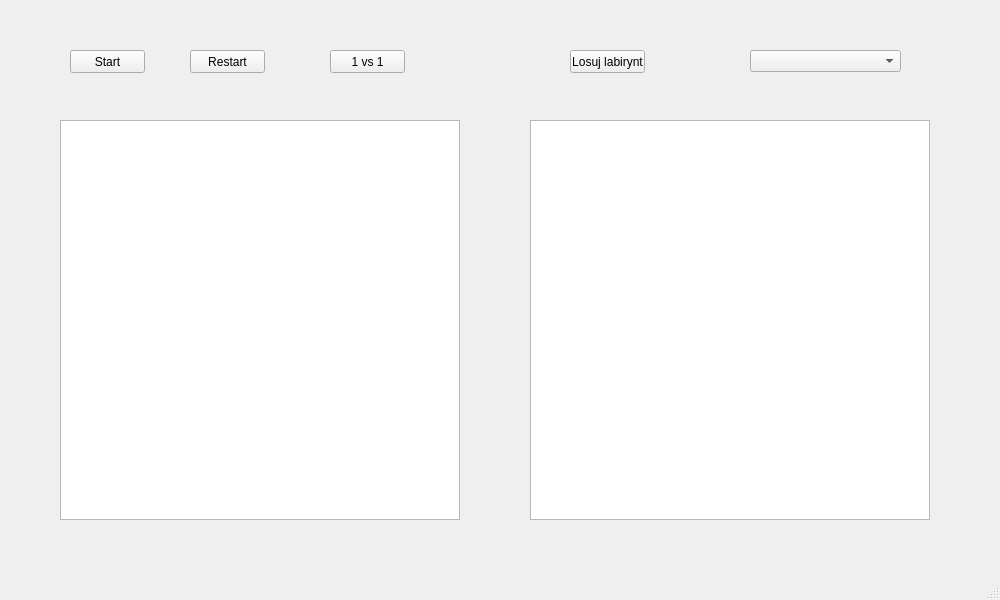
First picture: the form in micromouse.ui, repository Szymanski-Konrad/Micromouse, before the edit.
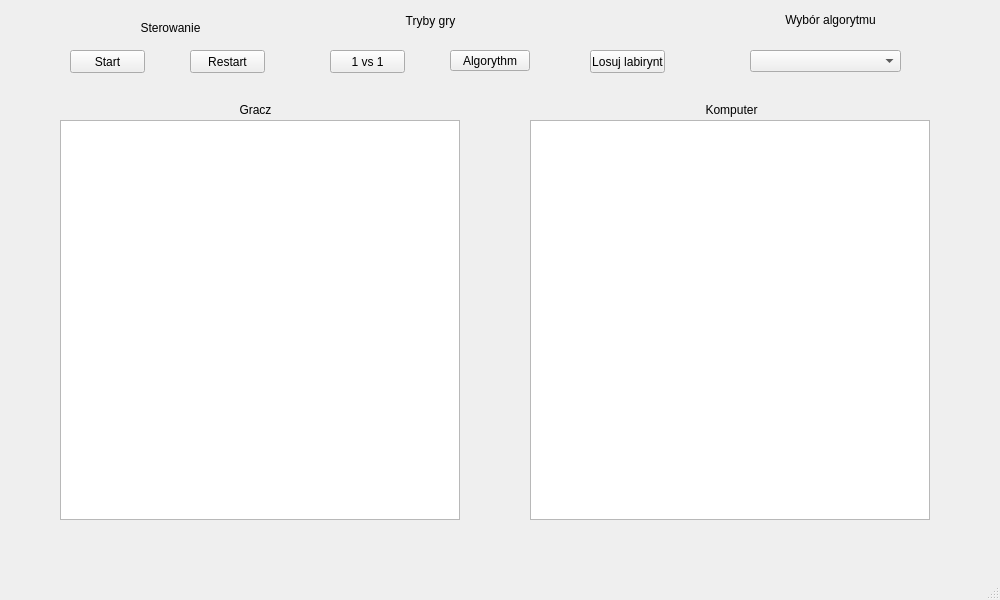
Second picture: the form after the edit.

What changed in the file:
```diff
--- a/micromouse.ui
+++ b/micromouse.ui
@@ -30,7 +30,7 @@
    <widget class="QPushButton" name="randomMazeButton">
     <property name="geometry">
      <rect>
-      <x>570</x>
+      <x>590</x>
       <y>50</y>
       <width>75</width>
       <height>23</height>
@@ -123,16 +123,99 @@
      <set>Qt::AlignLeading|Qt::AlignLeft|Qt::AlignTop</set>
     </property>
    </widget>
-  </widget>
-  <widget class="QMenuBar" name="menubar">
-   <property name="geometry">
-    <rect>
-     <x>0</x>
-     <y>0</y>
-     <width>1000</width>
-     <height>20</height>
-    </rect>
-   </property>
+   <widget class="QPushButton" name="normalModeButton">
+    <property name="geometry">
+     <rect>
+      <x>450</x>
+      <y>50</y>
+      <width>80</width>
+      <height>21</height>
+     </rect>
+    </property>
+    <property name="text">
+     <string>Algorythm</string>
+    </property>
+   </widget>
+   <widget class="QLabel" name="label">
+    <property name="geometry">
+     <rect>
+      <x>330</x>
+      <y>10</y>
+      <width>201</width>
+      <height>21</height>
+     </rect>
+    </property>
+    <property name="text">
+     <string>Tryby gry</string>
+    </property>
+    <property name="alignment">
+     <set>Qt::AlignCenter</set>
+    </property>
+   </widget>
+   <widget class="QLabel" name="label_2">
+    <property name="geometry">
+     <rect>
+      <x>80</x>
+      <y>20</y>
+      <width>181</width>
+      <height>16</height>
+     </rect>
+    </property>
+    <property name="text">
+     <string>Sterowanie</string>
+    </property>
+    <property name="alignment">
+     <set>Qt::AlignCenter</set>
+    </property>
+   </widget>
+   <widget class="QLabel" name="label_3">
+    <property name="geometry">
+     <rect>
+      <x>760</x>
+      <y>10</y>
+      <width>141</width>
+      <height>20</height>
+     </rect>
+    </property>
+    <property name="text">
+     <string>Wybór algorytmu</string>
+    </property>
+    <property name="alignment">
+     <set>Qt::AlignCenter</set>
+    </property>
+   </widget>
+   <widget class="QLabel" name="playerLabel">
+    <property name="geometry">
+     <rect>
+      <x>60</x>
+      <y>100</y>
+      <width>391</width>
+      <height>20</height>
+     </rect>
+    </property>
+    <property name="text">
+     <string>Gracz</string>
+    </property>
+    <property name="alignment">
+     <set>Qt::AlignCenter</set>
+    </property>
+   </widget>
+   <widget class="QLabel" name="compLabel">
+    <property name="geometry">
+     <rect>
+      <x>536</x>
+      <y>100</y>
+      <width>391</width>
+      <height>20</height>
+     </rect>
+    </property>
+    <property name="text">
+     <string>Komputer</string>
+    </property>
+    <property name="alignment">
+     <set>Qt::AlignCenter</set>
+    </property>
+   </widget>
   </widget>
   <widget class="QStatusBar" name="statusbar"/>
  </widget>
```
